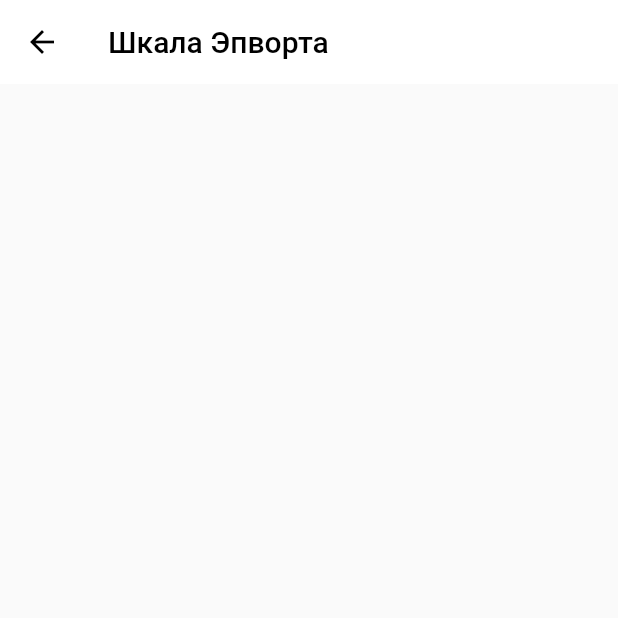
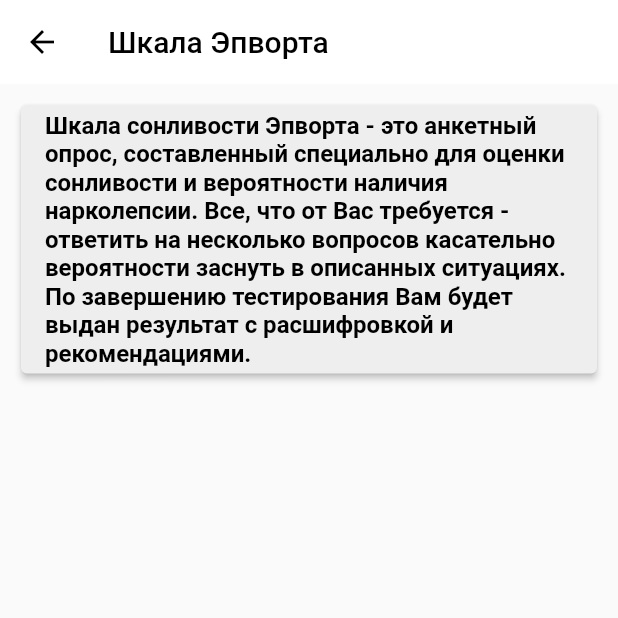
Before and after one commit to lyahoff/neurology_flutter, a Flutter app: the screen it shows after launch, after a tap on "Шкала Эпворта", on a phone screen of 412 x 824 dp, the top half of it. Run offline on Flutter 3.47's test engine with Material 2 defaults, Android fonts, the light colour scheme and no system bars.

Commit message:
a little changes

```diff
--- a/lib/epworth.dart
+++ b/lib/epworth.dart
@@ -1,4 +1,5 @@
 import 'package:flutter/material.dart';
+import 'package:neurology_flutter/cards.dart';
 
 import 'main.dart';
 
@@ -36,8 +37,34 @@ class _EpworthScreenState extends State<EpworthScreen> {
               style: TextStyle(color: Colors.black),
             ),
           ),
+          body: EpworthLogic(),
         ),
       ),
     );
   }
 }
+
+class EpworthLogic extends StatefulWidget {
+  const EpworthLogic({Key? key}) : super(key: key);
+
+  @override
+  State<EpworthLogic> createState() => _EpworthLogicState();
+}
+
+class _EpworthLogicState extends State<EpworthLogic> {
+  @override
+  Widget build(BuildContext context) {
+    return ListView(
+      padding: const EdgeInsets.all(10),
+      children: [
+        Card(
+            elevation: 2,
+            color: Colors.grey[200],
+            child: ListTile(
+              title: h1Text(
+                  '''Шкала сонливости Эпворта - это анкетный опрос, составленный специально для оценки сонливости и вероятности наличия нарколепсии. Все, что от Вас требуется - ответить на несколько вопросов касательно вероятности заснуть в описанных ситуациях. По завершению тестирования Вам будет выдан результат с расшифровкой и рекомендациями.'''),
+            ))
+      ],
+    );
+  }
+}
--- a/lib/ideal.dart
+++ b/lib/ideal.dart
@@ -143,5 +143,9 @@ Widget ideal(int radio, int indexHeight, String result) {
         'Идеальная масса тела по методу Devine = $devineToLow\n\nИдеальная масса тела по методу Robinson = $robinsonToLow';
   }
 
+  if (indexHeight < 91 || indexHeight > 228) {
+    result = 'Рост должен быть в пределах от 91 до 228 см';
+  }
+
   return h2Text(result);
 }
```
